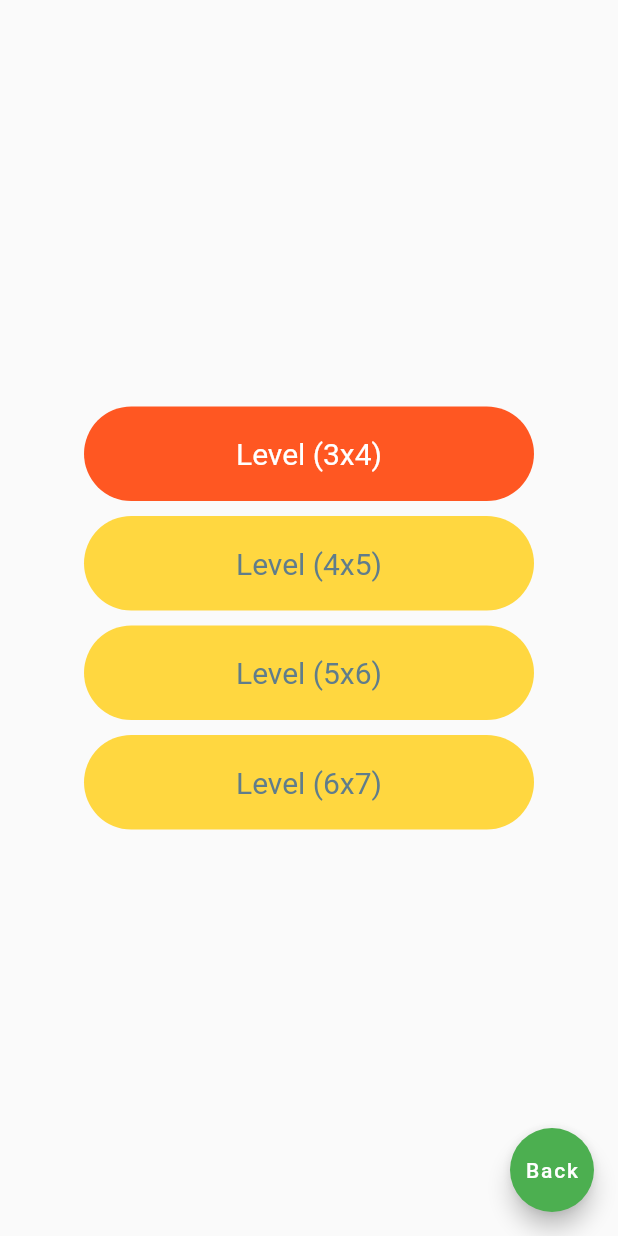
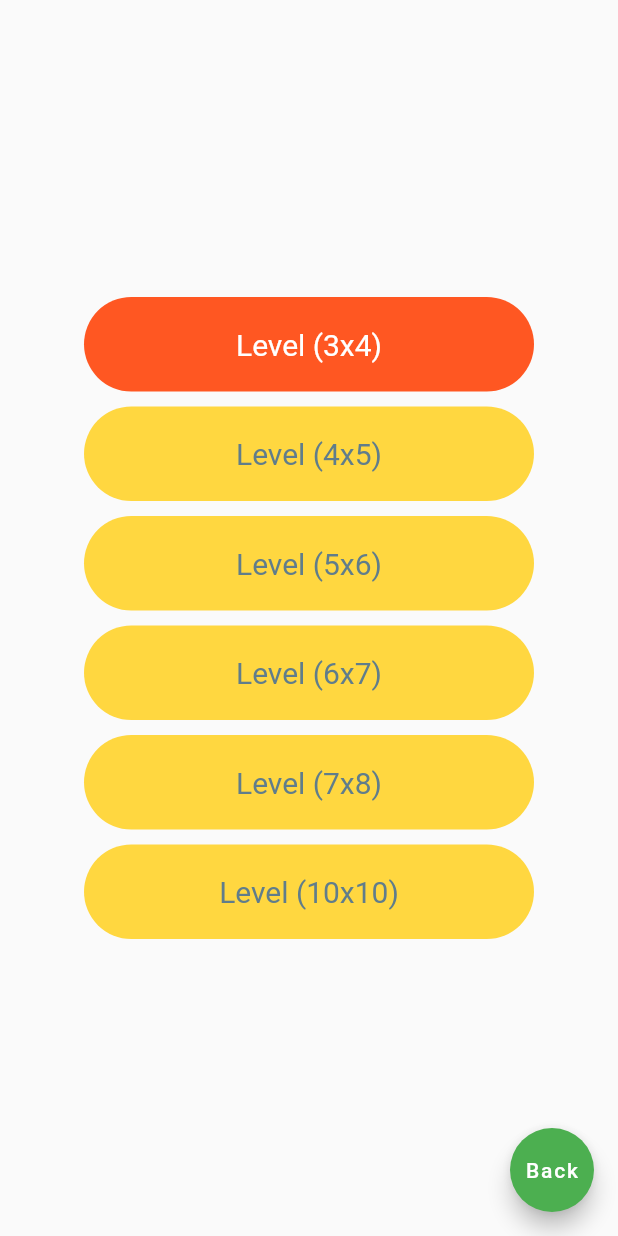
Before and after one commit to PhiLongDo/flipgame-flutter, a Flutter app: the SelectLevelScreen screen opened by its route, on a phone screen of 412 x 824 dp. Run offline on Flutter 3.47's test engine with Material 2 defaults, Android fonts, the light colour scheme and no system bars.

Commit message:
add level 10x10
them level 7x8 va 10x10
sua lai value game

```diff
--- a/lib/commons/global_setting.dart
+++ b/lib/commons/global_setting.dart
@@ -8,7 +8,7 @@ class GlobalSetting {
   static GamePlayLevels level = GamePlayLevels.lv3x4;
   static GamePlayTypes type = GamePlayTypes.infinity;
   static List<List<ItemGame>> matrixGame = []; // matrix game
-  static List<String> listValue = ['🍓','🍒','🍎','🍉','🍑','🍊','🥭','🍍','🍌','🍄','🍈','🍏','🍐','🥝','🍇','🥥','🍅','🌶','🍄','🥕','🍠','🌽','🥦','🥒','🥬','🥑','🍆','🥔','🌰','🥜','🍞','🥐','🥖','🥯','🥞','🍳','🥣','🥗','🍲','🍛','🍜','🦞','🍣','🍤','🥡','🥠','🍡','🍥','🍘','🍙','🍢','🥟','🍱','🍚','🥮','🍧','🍨','🍦','🥧'];
+  static List<String> listValue = ['🍓','🍒','🍎','🍉','🍑','🍊','🥭','🍍','🍌','🍈','🍏','🍐','🥝','🍇','🥥','🍅','🌶','🍄','🥕','🍠','🌽','🥦','🥒','🥬','🥑','🍆','🥔','🌰','🥜','🍞','🥐','🥖','🥯','🥞','🍳','🥣','🥗','🍲','🍛','🍜','🦞','🍣','🍤','🥡','🥠','🍡','🍥','🍘','🍙','🍢','🥟','🍱','🍚','🥮','🍧','🍨','🍦','🥧'];
   static int timeCounter = 0;
   static late Timer timer;
   static int itemCountDown = 0;
@@ -32,6 +32,9 @@ class GlobalSetting {
     if (level == GamePlayLevels.lv7x8) {
       width = 7;
     }
+    if (level == GamePlayLevels.lv10x10) {
+      width = 10;
+    }
     return width;
   }
   static int getGamePlayHeight() {
@@ -51,6 +54,9 @@ class GlobalSetting {
     if (level == GamePlayLevels.lv7x8) {
       height = 8;
     }
+    if (level == GamePlayLevels.lv10x10) {
+      height = 10;
+    }
     return height;
   }
 }
@@ -65,6 +71,7 @@ enum GamePlayLevels {
   lv5x6,
   lv6x7,
   lv7x8,
+  lv10x10,
 }
 
 /// Format MMSS
--- a/lib/settings/levels/select_level_screen.dart
+++ b/lib/settings/levels/select_level_screen.dart
@@ -38,10 +38,14 @@ class _SelectLevelScreenState extends State<SelectLevelScreen> {
                   onTap: () => _select(GamePlayLevels.lv6x7),
                   text: "Level (6x7)",
                   selected: GlobalSetting.level == GamePlayLevels.lv6x7),
-            //   ItemSetting(
-            //       onTap: () => _select(GamePlayLevels.lv7x8),
-            //       text: "Level (7x8)",
-            //       selected: GlobalSetting.level == GamePlayLevels.lv7x8),
+              ItemSetting(
+                  onTap: () => _select(GamePlayLevels.lv7x8),
+                  text: "Level (7x8)",
+                  selected: GlobalSetting.level == GamePlayLevels.lv7x8),
+              ItemSetting(
+                  onTap: () => _select(GamePlayLevels.lv10x10),
+                  text: "Level (10x10)",
+                  selected: GlobalSetting.level == GamePlayLevels.lv10x10),
             ],
           ),
         ),
```
